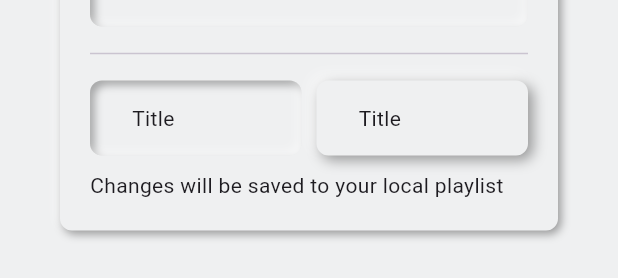
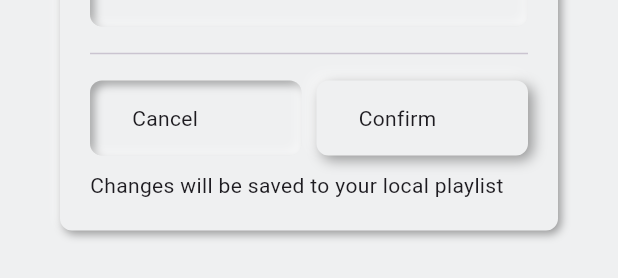
Before and after one commit to jchocola/ya_tuber, a Flutter app: the EditTrackPage widget shown alone on an empty page, opened directly, on a phone screen of 412 x 824 dp. Shown: the part 689-967 px from the top of the screen. Run offline on Flutter 3.47's test engine with Material 3 defaults, Android fonts, the phone set to English and light mode, and no system bars; our stand-ins replace equatable, flutter_neumorphic_plus, freezed_annotation, gap, get_it, logger and 3 more; missing offline and left inert: localstore, youtube_explode_dart.

Commit message:
edit logic ready

```diff
--- a/lib/presentation/playlist_page/page/edit_track_page.dart
+++ b/lib/presentation/playlist_page/page/edit_track_page.dart
@@ -1,13 +1,41 @@
 import 'package:flutter/material.dart';
 import 'package:flutter_neumorphic_plus/flutter_neumorphic.dart';
 import 'package:gap/gap.dart';
+import 'package:provider/provider.dart';
 import 'package:ya_tuber/core/app_constant.dart';
+import 'package:ya_tuber/core/custom_snackbar.dart';
+import 'package:ya_tuber/domain/entity/track_entity.dart';
+import 'package:ya_tuber/presentation/playlist_page/provider/playlist_page_provider.dart';
 import 'package:ya_tuber/widget/big_button.dart';
 import 'package:ya_tuber/widget/custom_input.dart';
 import 'package:ya_tuber/widget/play_list_card.dart';
 
-class EditTrackPage extends StatelessWidget {
-  const EditTrackPage({super.key});
+class EditTrackPage extends StatefulWidget {
+  const EditTrackPage({super.key, this.track});
+  final TrackEntity? track;
+  @override
+  State<EditTrackPage> createState() => _EditTrackPageState();
+}
+
+class _EditTrackPageState extends State<EditTrackPage> {
+  late TextEditingController titleController;
+  late TextEditingController subTitleController;
+
+  @override
+  void initState() {
+    super.initState();
+    titleController = TextEditingController();
+    subTitleController = TextEditingController();
+    titleController.text = widget.track?.title ?? '';
+    subTitleController.text = widget.track?.subtitle ?? '';
+  }
+
+  @override
+  void dispose() {
+    titleController.dispose();
+    subTitleController.dispose();
+    super.dispose();
+  }
 
   @override
   Widget build(BuildContext context) {
@@ -26,10 +54,10 @@ class EditTrackPage extends StatelessWidget {
                 Text('Update the track information below'),
                 Gap(AppConstant.widgetPadding),
                 Text('Track Title'),
-                CustomInput(),
+                CustomInput(controller: titleController),
 
                 Text('Artist / Channel'),
-                CustomInput(),
+                CustomInput(controller: subTitleController),
 
                 Divider(),
 
@@ -37,9 +65,34 @@ class EditTrackPage extends StatelessWidget {
                   spacing: AppConstant.widgetPadding,
                   children: [
                     Expanded(
-                      child: BigButton(isNegative: true, onPressed: () {}),
+                      child: BigButton(
+                        isNegative: true,
+                        onPressed: () {
+                          Navigator.pop(context);
+                        },
+                        title: 'Cancel',
+                      ),
                     ),
-                    Expanded(child: BigButton(onPressed: () {})),
+                    Expanded(
+                      child: BigButton(
+                        onPressed: () async {
+                          final trackWithNewData = TrackEntity(
+                            videoId: widget.track!.videoId,
+                            title: titleController.text,
+                            subtitle: subTitleController.text,
+                          );
+
+                          Navigator.pop(context);
+                          await context
+                              .read<PlaylistPageProvider>()
+                              .saveTrack(track: trackWithNewData)
+                              .then((_) {
+                                showCustomSnackbar(context, content: 'Edited');
+                              });
+                        },
+                        title: 'Confirm',
+                      ),
+                    ),
                   ],
                 ),
 
--- a/lib/widget/custom_input.dart
+++ b/lib/widget/custom_input.dart
@@ -5,9 +5,10 @@ import 'package:ya_tuber/core/light_app_color.dart';
 import 'package:ya_tuber/widget/custom_circle_button.dart';
 
 class CustomInput extends StatelessWidget {
-  const CustomInput({super.key, this.hintText = 'Hint Text' , this.onChanged});
+  const CustomInput({super.key, this.hintText = 'Hint Text' , this.onChanged, this.controller});
   final String hintText;
   final void Function(String)? onChanged;
+  final TextEditingController? controller;
   @override
   Widget build(BuildContext context) {
     return Neumorphic(
@@ -23,7 +24,7 @@ class CustomInput extends StatelessWidget {
           ),
           child: TextField(
             onChanged: onChanged,
-
+            controller: controller,
             cursorColor: LightAppColor.accentColor,
             mouseCursor: MouseCursor.defer,
             decoration: InputDecoration(
```
Also changed, not shown: lib/widget/play_list_card.dart (+15 -2 lines).
